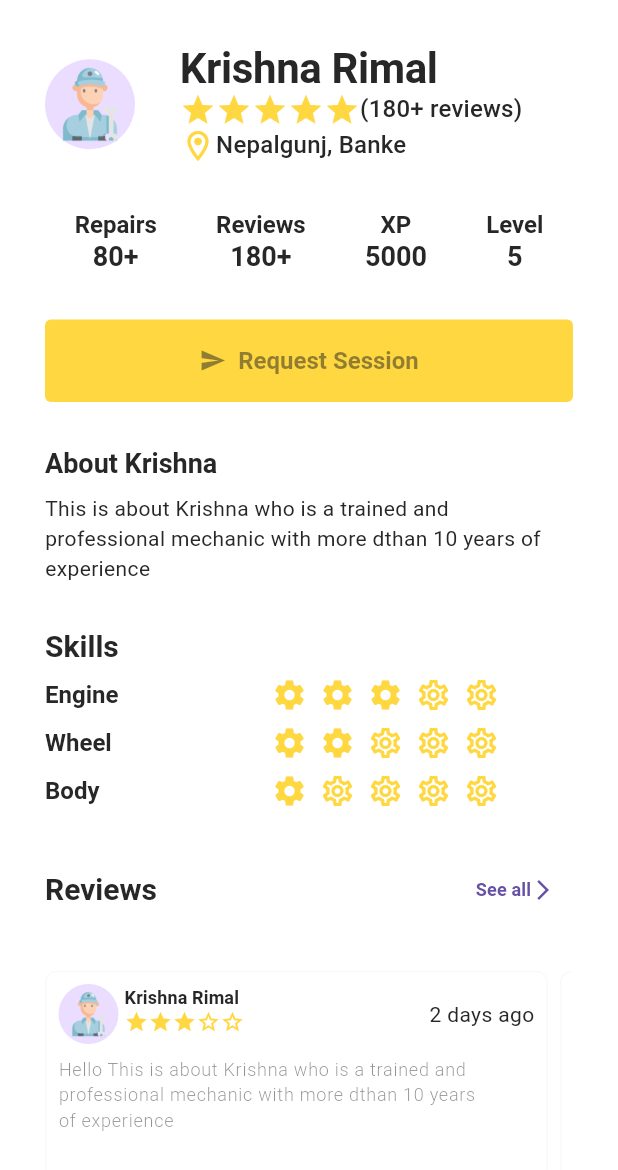
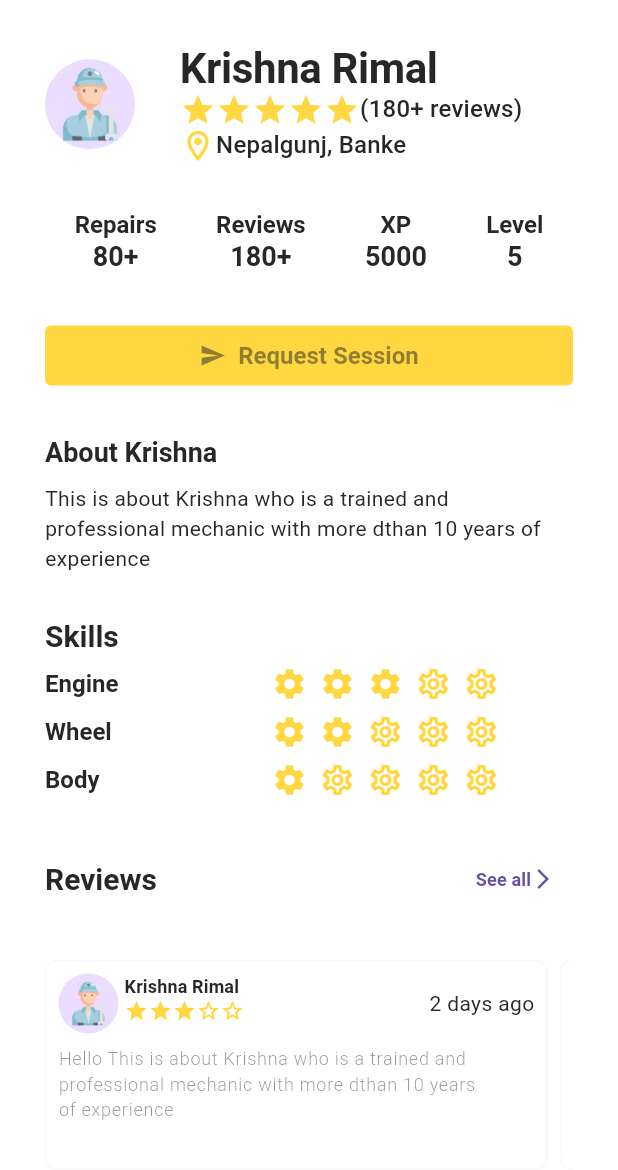
Before and after one commit to BaatoMechanic/bazra_flutter, a Flutter app: the MechanicProfileScreen screen opened by its route, on a phone screen of 412 x 824 dp. Shown: the top 1170 px of the screen. Run offline on Flutter 3.47's test engine with Material 2 defaults, Android fonts, the phone set to English and light mode, and no system bars; our stand-ins replace audioplayers, carousel_slider, flutter_map, flutter_riverpod, flutter_svg, geolocator and 7 more; missing offline and left inert: dart:ffi, flutter_flip_card, flutter_map_location_marker, location_picker_flutter_map; accounts and stored records are empty; network calls fail; Roboto replaces fonts that are missing (Montserrat).

Commit message:
Changed theme of request mechanic screen

```diff
--- a/lib/src/features/repair_request/presentation/request_mechanic/request_mechanic_screen_controller.dart
+++ b/lib/src/features/repair_request/presentation/request_mechanic/request_mechanic_screen_controller.dart
@@ -81,7 +81,11 @@ class RequestMechanicScreenController
             selectedCategory!.id.toString(), selectedPart!.id.toString()));
     // .fetchRecommendedMechanics("1", "1"));
     state = state.copyWith(value: result);
-    return result.value ?? [];
+    if (result.hasValue) {
+      return result.value!;
+    } else {
+      return [];
+    }
   }
 
   Future<void> pickImages() async {
--- a/lib/src/routing/app_router.dart
+++ b/lib/src/routing/app_router.dart
@@ -74,7 +74,7 @@ GoRouter goRouter() {
         // builder: (context, state) => RepairProgressScreen(
         //   repairSteps: repairSteps,
         // ),
-        builder: (context, state) => LoginScreen(),
+        builder: (context, state) => RequestMechanicScreen(),
         // builder: (context, state) => const TrackMechanicScreen(),
 
         // builder: (context, state) => VehicleCategoryScreen(),
--- a/lib/src/utils/theme/widget_themes/elevated_button_theme.dart
+++ b/lib/src/utils/theme/widget_themes/elevated_button_theme.dart
@@ -1,3 +1,4 @@
+import 'package:bato_mechanic/src/utils/constants/managers/values_manager.dart';
 import 'package:flutter/material.dart';
 
 import '../../constants/managers/color_manager.dart';
@@ -16,8 +17,10 @@ class BaatoElevatedButtonTheme {
       disabledForegroundColor: ThemeColor.darkGrey,
       disabledBackgroundColor: ThemeColor.buttonDisabled,
       side: const BorderSide(color: ThemeColor.transparent),
-      padding:
-          const EdgeInsets.symmetric(vertical: DefaultManager.buttonHeight),
+      padding: const EdgeInsets.symmetric(
+        vertical: AppPadding.p4,
+        horizontal: AppPadding.p8,
+      ),
       textStyle: const TextStyle(
           fontSize: 16,
           color: ThemeColor.textWhite,
@@ -36,8 +39,10 @@ class BaatoElevatedButtonTheme {
       disabledForegroundColor: ThemeColor.darkGrey,
       disabledBackgroundColor: ThemeColor.darkerGrey,
       side: const BorderSide(color: ThemeColor.transparent),
-      padding:
-          const EdgeInsets.symmetric(vertical: DefaultManager.buttonHeight),
+      padding: const EdgeInsets.symmetric(
+        vertical: AppPadding.p4,
+        horizontal: AppPadding.p8,
+      ),
       textStyle: const TextStyle(
           fontSize: 16,
           color: ThemeColor.textWhite,
--- a/lib/src/utils/theme/widget_themes/outlined_button_theme.dart
+++ b/lib/src/utils/theme/widget_themes/outlined_button_theme.dart
@@ -1,3 +1,5 @@
+import 'package:bato_mechanic/src/utils/constants/managers/font_manager.dart';
+import 'package:bato_mechanic/src/utils/constants/managers/style_manager.dart';
 import 'package:flutter/material.dart';
 
 import '../../constants/managers/color_manager.dart';
@@ -11,10 +13,12 @@ class BaatoOutlinedButtonTheme {
   static final lightOutlinedButtonTheme = OutlinedButtonThemeData(
     style: OutlinedButton.styleFrom(
       elevation: 0,
-      foregroundColor: ThemeColor.dark,
-      side: const BorderSide(color: ThemeColor.borderPrimary),
-      textStyle: const TextStyle(
-          fontSize: 16, color: ThemeColor.black, fontWeight: FontWeight.w600),
+      foregroundColor: ThemeColor.primary,
+      side: const BorderSide(color: ThemeColor.primary),
+      textStyle: getMediumStyle().copyWith(
+        color: ThemeColor.primary,
+        fontSize: FontSize.s14,
+      ),
       padding: const EdgeInsets.symmetric(
           vertical: DefaultManager.buttonHeight, horizontal: 20),
       shape: RoundedRectangleBorder(
```
Also changed, not shown: lib/src/common/widgets/flutter_map/control_buttons/control_buttons.dart (+19 -9 lines), lib/src/common/widgets/form_fields/description_field.dart (added, +30 -0 lines), lib/src/features/repair_request/presentation/request_mechanic/request_mechanic_screen.dart (+21 -11 lines), lib/src/features/repair_request/presentation/search_map/map_search_widget.dart (+12 -1 lines).
